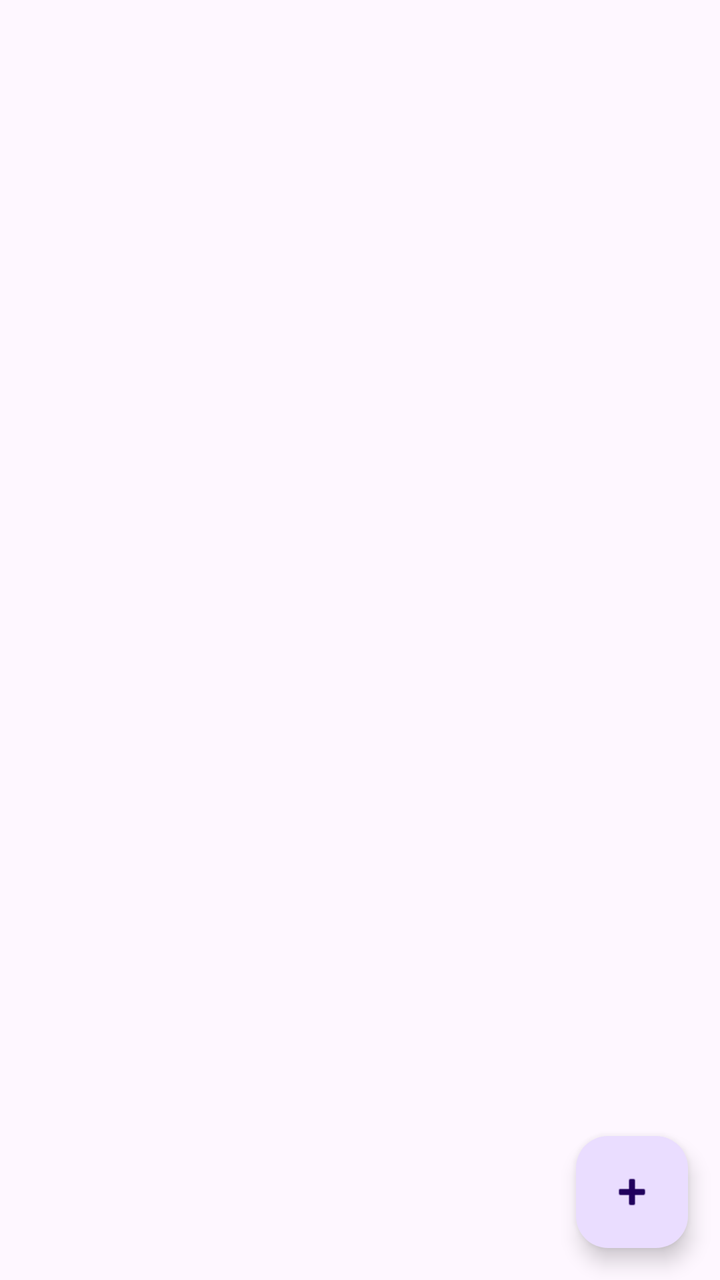
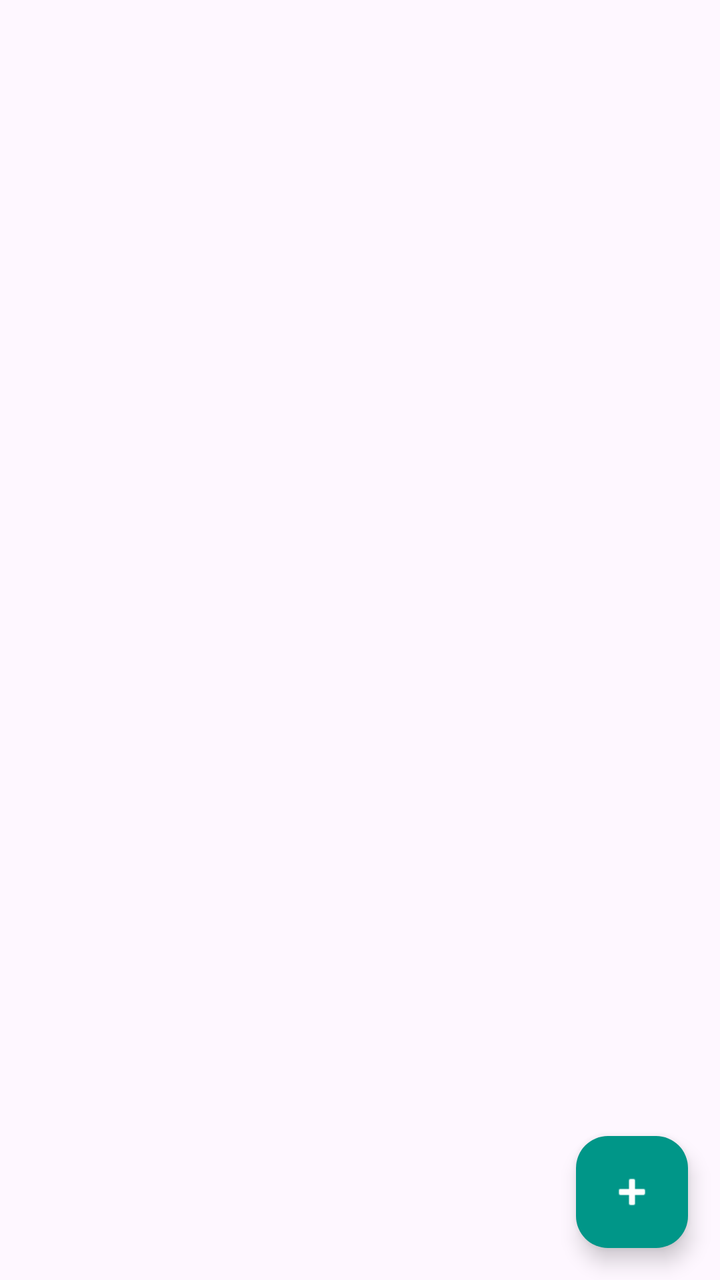

Before-and-after screenshots of an Android layout around one commit, followed by the original layout XML and the change that was made.
<!-- AndroidManifest.xml: application theme Theme.OtoMemo -->
<!-- res/layout/fragment_list.xml -->
<?xml version="1.0" encoding="utf-8"?>
<FrameLayout xmlns:android="http://schemas.android.com/apk/res/android"
    android:layout_width="match_parent"
    android:layout_height="match_parent">

    <TextView
        android:id="@+id/emptyState"
        android:layout_width="match_parent"
        android:layout_height="wrap_content"
        android:layout_gravity="center"
        android:gravity="center"
        android:padding="32dp"
        android:text="Belum ada data.\nTekan tombol + untuk menambah."
        android:textColor="#999999"
        android:visibility="gone" />

    <androidx.recyclerview.widget.RecyclerView
        android:id="@+id/recycler"
        android:layout_width="match_parent"
        android:layout_height="match_parent"
        android:clipToPadding="false"
        android:paddingTop="8dp"
        android:paddingBottom="88dp" />

    <com.google.android.material.floatingactionbutton.FloatingActionButton
        android:id="@+id/fabAdd"
        android:layout_width="wrap_content"
        android:layout_height="wrap_content"
        android:layout_gravity="bottom|end"
        android:layout_margin="16dp"
        android:contentDescription="Tambah data"
        android:src="@android:drawable/ic_input_add" />
</FrameLayout>
<!-- resources referenced by this layout -->
<resources>
  <style name="Theme.OtoMemo" parent="Theme.Material3.Light.NoActionBar">
          <item name="colorPrimary">@color/primary</item>
          <item name="android:statusBarColor">@color/primaryDark</item>
      </style>
  <color name="primary">#009688</color>
  <color name="primaryDark">#00796B</color>
</resources>

<!-- the commit's change to res/layout/fragment_list.xml (unified diff, before → after) -->
@@ -1,5 +1,6 @@
 <?xml version="1.0" encoding="utf-8"?>
 <FrameLayout xmlns:android="http://schemas.android.com/apk/res/android"
+    xmlns:app="http://schemas.android.com/apk/res-auto"
     android:layout_width="match_parent"
     android:layout_height="match_parent">
 
@@ -29,5 +30,7 @@
         android:layout_gravity="bottom|end"
         android:layout_margin="16dp"
         android:contentDescription="Tambah data"
-        android:src="@android:drawable/ic_input_add" />
+        android:src="@android:drawable/ic_input_add"
+        app:backgroundTint="@color/primary"
+        app:tint="@android:color/white" />
 </FrameLayout>
